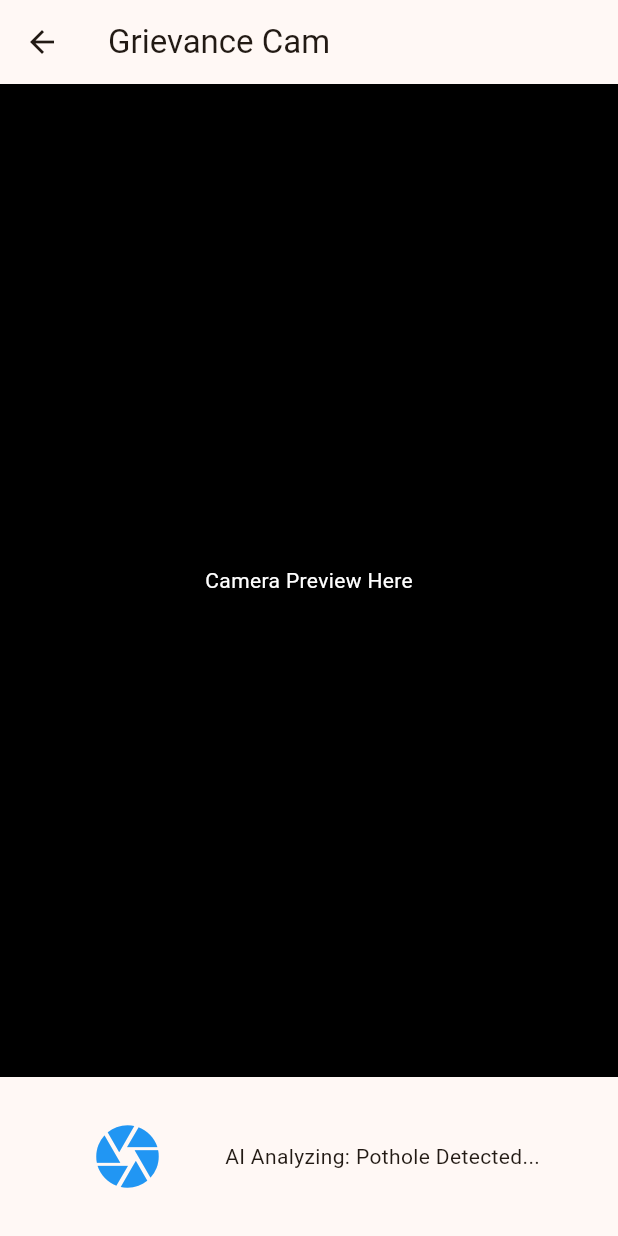
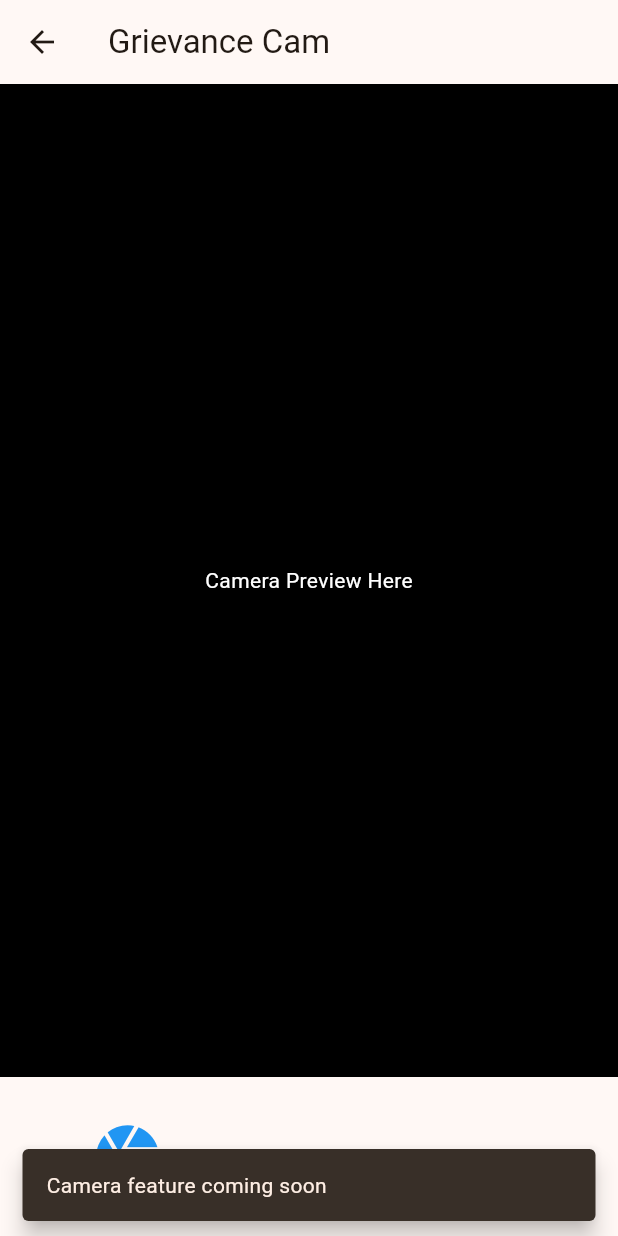
Before and after one commit to shadowcleets-new/CivicOS, a Flutter app: the GrievanceScreen screen opened directly, after a tap on the "camera" icon, on a phone screen of 412 x 824 dp. Run offline on Flutter 3.47's test engine with Material 3 defaults, Android fonts, the phone set to English and light mode, and no system bars.

Commit message:
feat: Add SnackBar feedback to stubbed camera button
Added a transparent message to the camera button's onPressed callback indicating that the feature is coming soon, preventing a deceptive UI state where the button appears unresponsive.

```diff
--- a/frontend/lib/screens/grievance_screen.dart
+++ b/frontend/lib/screens/grievance_screen.dart
@@ -14,7 +14,8 @@ class GrievanceScreen extends StatelessWidget {
             child: Container(
               color: Colors.black,
               child: const Center(
-                child: Text("Camera Preview Here", style: TextStyle(color: Colors.white)),
+                child: Text("Camera Preview Here",
+                    style: TextStyle(color: Colors.white)),
               ),
             ),
           ),
@@ -24,10 +25,17 @@ class GrievanceScreen extends StatelessWidget {
               mainAxisAlignment: MainAxisAlignment.spaceEvenly,
               children: [
                 IconButton(
-                  onPressed: () {},
-                  tooltip: 'Capture grievance photo',
-                  icon: const Icon(Icons.camera, size: 50, color: Colors.blue)
-                ),
+                    onPressed: () {
+                      ScaffoldMessenger.of(context).showSnackBar(
+                        const SnackBar(
+                          content: Text('Camera feature coming soon'),
+                          behavior: SnackBarBehavior.floating,
+                        ),
+                      );
+                    },
+                    tooltip: 'Capture grievance photo',
+                    icon:
+                        const Icon(Icons.camera, size: 50, color: Colors.blue)),
                 const Text("AI Analyzing: Pothole Detected..."),
               ],
             ),
```
Also changed, not shown: frontend/pubspec.lock (added), 2 other files.
